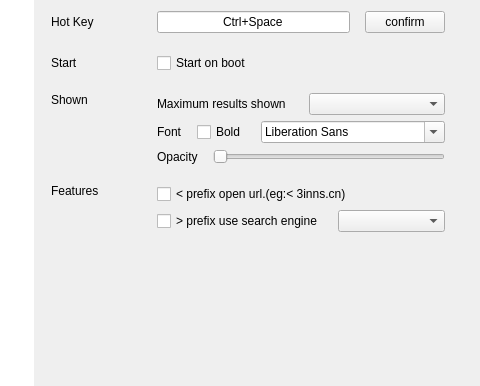
First picture: the form in src/view/SettingWidget.ui, repository tujiaw/Acc, before the edit; both pictures show x 116 to 596 and y 0 to 386 of the 596 by 582 pixel window.
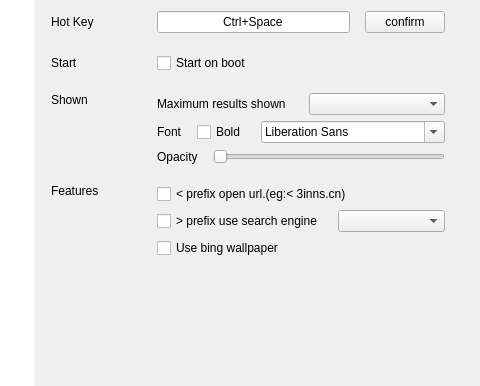
Second picture: the form after the edit.

Commit message: bing壁纸

```diff
--- a/src/view/SettingWidget.ui
+++ b/src/view/SettingWidget.ui
@@ -324,6 +324,9 @@
            </item>
            <item>
             <layout class="QVBoxLayout" name="verticalLayout_2">
+             <property name="bottomMargin">
+              <number>10</number>
+             </property>
              <item>
               <widget class="QCheckBox" name="cbOpenUrlOn">
                <property name="text">
@@ -348,6 +351,13 @@
                </item>
               </layout>
              </item>
+             <item>
+              <widget class="QCheckBox" name="cbUseBing">
+               <property name="text">
+                <string>Use bing wallpaper</string>
+               </property>
+              </widget>
+             </item>
             </layout>
            </item>
           </layout>
```
Left out of the diff: 3 changed lines with no effect on the pictures. The commit also changes 5 other files.
